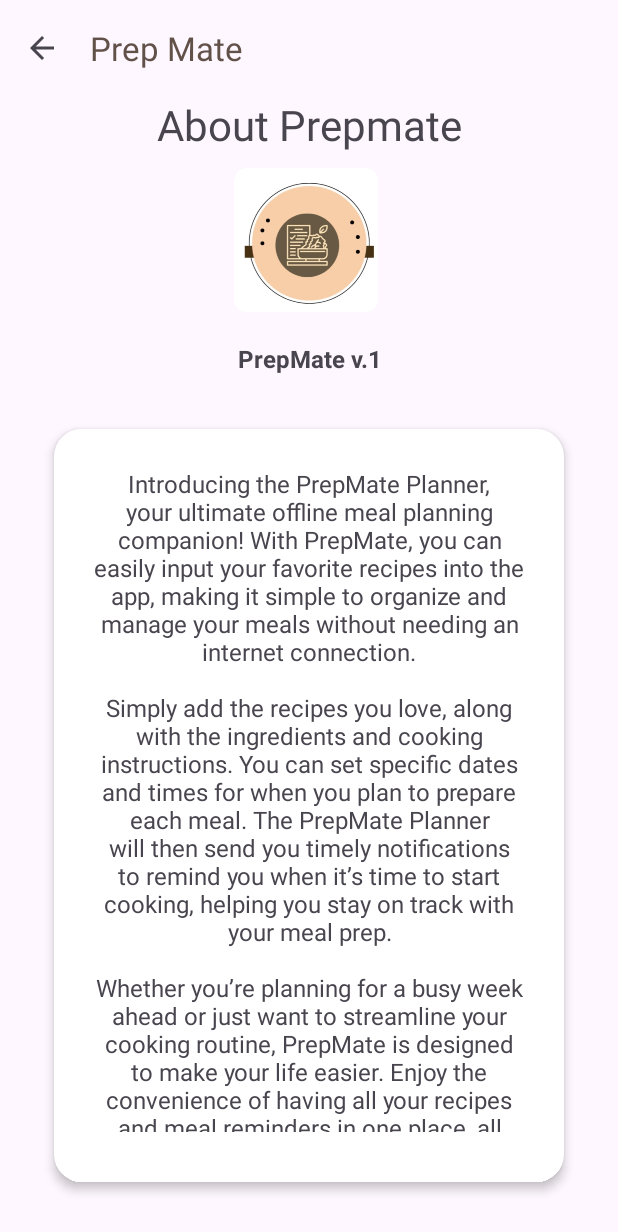
After one commit to saoirse-raelli/CC106_3A_grp2, an Android app: the AboutPrepMate screen opened directly, with no data from a screen before it, on a phone screen of 412 x 824 dp. The commit adds this screen. Shown: the top 1232 px of the screen. Run offline under Robolectric (Android 15) with nearby library versions, the phone set to English and light mode, and no system bars.

Commit message:
final layout, includes about

```diff
--- /dev/null
+++ b/PrepMate/app/src/main/java/com/example/prepmate/AboutPrepMate.java
@@ -0,0 +1,33 @@
+package com.example.prepmate;
+
+import android.os.Bundle;
+import android.view.MenuItem;
+
+import androidx.activity.EdgeToEdge;
+import androidx.appcompat.app.AppCompatActivity;
+import androidx.appcompat.widget.Toolbar;
+import androidx.core.graphics.Insets;
+import androidx.core.view.ViewCompat;
+import androidx.core.view.WindowInsetsCompat;
+
+public class AboutPrepMate extends AppCompatActivity {
+
+    @Override
+    protected void onCreate(Bundle savedInstanceState) {
+        super.onCreate(savedInstanceState);
+        setContentView(R.layout.activity_about_prep_mate);
+
+        Toolbar toolbar = findViewById(R.id.toolbar);
+        setSupportActionBar(toolbar);
+        getSupportActionBar().setDisplayHomeAsUpEnabled(true);
+        getSupportActionBar().setDisplayShowHomeEnabled(true);
+
+    }
+    public boolean onOptionsItemSelected(MenuItem item) {
+        if (item.getItemId() == android.R.id.home) {
+            onBackPressed();
+            return true;
+        }
+        return super.onOptionsItemSelected(item);
+    }
+}
--- /dev/null
+++ b/PrepMate/app/src/main/res/layout/activity_about_prep_mate.xml
@@ -0,0 +1,72 @@
+<?xml version="1.0" encoding="utf-8"?>
+<LinearLayout xmlns:android="http://schemas.android.com/apk/res/android"
+    android:layout_width="match_parent"
+    android:layout_height="match_parent"
+    xmlns:app="http://schemas.android.com/apk/res-auto"
+    android:orientation="vertical"
+    android:gravity="center_horizontal">
+
+    <androidx.appcompat.widget.Toolbar
+        android:id="@+id/toolbar"
+        app:titleTextColor="@color/earth"
+        android:layout_width="match_parent"
+        android:layout_height="?attr/actionBarSize"
+        android:navigationIcon="@drawable/ic_back"/>
+
+    <!-- TextView at the top -->
+    <TextView
+        android:id="@+id/textViewTop"
+        android:layout_width="match_parent"
+        android:layout_height="wrap_content"
+        android:text="About Prepmate"
+        android:textSize="28sp"
+        android:textAlignment="center"
+        android:gravity="center"
+        android:layout_marginBottom="10dp" />
+
+
+    <!-- ImageView centered vertically -->
+    <ImageView
+        android:id="@+id/imageViewCenter"
+        android:layout_width="100dp"
+        android:layout_height="100dp"
+        android:src="@drawable/prepnewlogo"
+        android:clipToOutline="true"
+        android:scaleType="centerCrop"
+        android:background="@drawable/shadow_background"
+        android:contentDescription="Image in the center"
+        android:layout_marginBottom="16dp" />
+
+    <!-- First TextView below the image -->
+    <TextView
+        android:layout_width="wrap_content"
+        android:layout_height="wrap_content"
+        android:text="PrepMate v.1"
+        android:textStyle="bold"
+        android:textSize="16sp"
+        android:gravity="center"
+        android:layout_gravity="center_horizontal"/>
+
+    <!-- Add this inside your activity or fragment layout -->
+    <androidx.cardview.widget.CardView
+        android:layout_width="match_parent"
+        android:layout_height="wrap_content"
+        android:layout_margin="36dp"
+        app:cardElevation="4dp"
+        app:cardCornerRadius="18dp">
+
+        <TextView
+            android:layout_width="wrap_content"
+            android:layout_height="wrap_content"
+            android:padding="25dp"
+            android:text="Introducing the PrepMate Planner, your ultimate offline meal planning companion! With PrepMate, you can easily input your favorite recipes into the app, making it simple to organize and manage your meals without needing an internet connection.\n\nSimply add the recipes you love, along with the ingredients and cooking instructions. You can set specific dates and times for when you plan to prepare each meal. The PrepMate Planner will then send you timely notifications to remind you when it’s time to start cooking, helping you stay on track with your meal prep.\n\nWhether you’re planning for a busy week ahead or just want to streamline your cooking routine, PrepMate is designed to make your life easier. Enjoy the convenience of having all your recipes and meal reminders in one place, all while being completely offline. Get ready to cook with confidence and never miss a meal again with PrepMate Planner!"
+            android:textSize="16sp"
+            android:gravity="center"
+            android:layout_gravity="center_horizontal"
+            android:layout_marginBottom="8dp" />
+    </androidx.cardview.widget.CardView>
+
+
+
+
+</LinearLayout>
--- a/PrepMate/app/src/main/res/layout/fragment_profile.xml
+++ b/PrepMate/app/src/main/res/layout/fragment_profile.xml
@@ -116,7 +116,7 @@
 
 
             <Button
-                android:id="@+id/btnSettings"
+                android:id="@+id/btnAbout"
                 android:layout_width="match_parent"
                 android:layout_height="60dp"
                 android:layout_marginBottom="16dp"
```
Also changed, not shown: PrepMate/app/src/main/AndroidManifest.xml (+4 -3 lines), PrepMate/app/src/main/java/com/example/prepmate/profile/ProfileFragment.java (+8 -1 lines), PrepMate/app/src/main/res/layout/fragment_dashboard.xml (deleted, +0 -95 lines), PrepMate/app/src/main/res/drawable/prepnewlogo.jpg (added).
